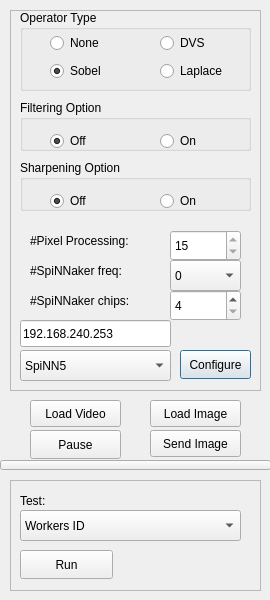
This is gui/SpiNNvidStreamer/src/vidstreamer.ui in indarsugiarto/Graceful_VidPro as Qt 5 draws it before an edit. The edited form follows.
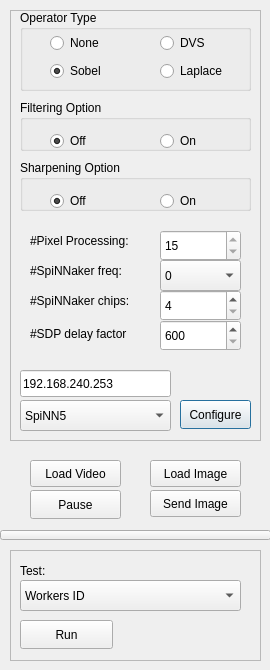
This is the edited form.

```diff
--- a/gui/SpiNNvidStreamer/src/vidstreamer.ui
+++ b/gui/SpiNNvidStreamer/src/vidstreamer.ui
@@ -7,7 +7,7 @@
     <x>0</x>
     <y>0</y>
     <width>270</width>
-    <height>600</height>
+    <height>670</height>
    </rect>
   </property>
   <property name="minimumSize">
@@ -19,7 +19,7 @@
   <property name="maximumSize">
    <size>
     <width>270</width>
-    <height>600</height>
+    <height>800</height>
    </size>
   </property>
   <property name="windowTitle">
@@ -29,7 +29,7 @@
    <property name="geometry">
     <rect>
      <x>30</x>
-     <y>400</y>
+     <y>460</y>
      <width>91</width>
      <height>27</height>
     </rect>
@@ -42,7 +42,7 @@
    <property name="geometry">
     <rect>
      <x>30</x>
-     <y>430</y>
+     <y>490</y>
      <width>91</width>
      <height>29</height>
     </rect>
@@ -57,7 +57,7 @@
      <x>10</x>
      <y>10</y>
      <width>251</width>
-     <height>381</height>
+     <height>431</height>
     </rect>
    </property>
    <property name="frameShape">
@@ -83,7 +83,7 @@
     <property name="geometry">
      <rect>
       <x>10</x>
-      <y>340</y>
+      <y>390</y>
       <width>151</width>
       <height>31</height>
      </rect>
@@ -106,7 +106,7 @@
     <property name="geometry">
      <rect>
       <x>170</x>
-      <y>340</y>
+      <y>390</y>
       <width>71</width>
       <height>29</height>
      </rect>
@@ -121,9 +121,9 @@
    <widget class="QSpinBox" name="sbNchips">
     <property name="geometry">
      <rect>
-      <x>160</x>
+      <x>150</x>
       <y>280</y>
-      <width>71</width>
+      <width>81</width>
       <height>31</height>
      </rect>
     </property>
@@ -301,9 +301,9 @@
    <widget class="QComboBox" name="cbFreq">
     <property name="geometry">
      <rect>
-      <x>160</x>
+      <x>150</x>
       <y>250</y>
-      <width>71</width>
+      <width>81</width>
       <height>31</height>
      </rect>
     </property>
@@ -348,7 +348,7 @@
     <property name="geometry">
      <rect>
       <x>10</x>
-      <y>310</y>
+      <y>360</y>
       <width>151</width>
       <height>27</height>
      </rect>
@@ -373,9 +373,9 @@
    <widget class="QSpinBox" name="sbPixelWorkers">
     <property name="geometry">
      <rect>
-      <x>160</x>
+      <x>150</x>
       <y>220</y>
-      <width>71</width>
+      <width>81</width>
       <height>31</height>
      </rect>
     </property>
@@ -392,12 +392,47 @@
      <number>15</number>
     </property>
    </widget>
+   <widget class="QLabel" name="label_5">
+    <property name="geometry">
+     <rect>
+      <x>20</x>
+      <y>313</y>
+      <width>131</width>
+      <height>21</height>
+     </rect>
+    </property>
+    <property name="text">
+     <string>#SDP delay factor</string>
+    </property>
+   </widget>
+   <widget class="QSpinBox" name="delFactor">
+    <property name="geometry">
+     <rect>
+      <x>150</x>
+      <y>310</y>
+      <width>81</width>
+      <height>31</height>
+     </rect>
+    </property>
+    <property name="minimum">
+     <number>600</number>
+    </property>
+    <property name="maximum">
+     <number>10000</number>
+    </property>
+    <property name="singleStep">
+     <number>50</number>
+    </property>
+    <property name="value">
+     <number>600</number>
+    </property>
+   </widget>
   </widget>
   <widget class="QPushButton" name="pbImage">
    <property name="geometry">
     <rect>
      <x>150</x>
-     <y>400</y>
+     <y>460</y>
      <width>91</width>
      <height>27</height>
     </rect>
@@ -410,7 +445,7 @@
    <property name="geometry">
     <rect>
      <x>10</x>
-     <y>480</y>
+     <y>550</y>
      <width>251</width>
      <height>111</height>
     </rect>
@@ -517,7 +552,7 @@
    <property name="geometry">
     <rect>
      <x>150</x>
-     <y>430</y>
+     <y>490</y>
      <width>91</width>
      <height>27</height>
     </rect>
@@ -530,7 +565,7 @@
    <property name="geometry">
     <rect>
      <x>0</x>
-     <y>460</y>
+     <y>530</y>
      <width>271</width>
      <height>10</height>
     </rect>
```
